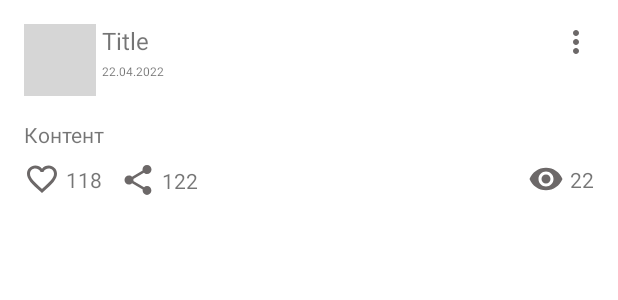
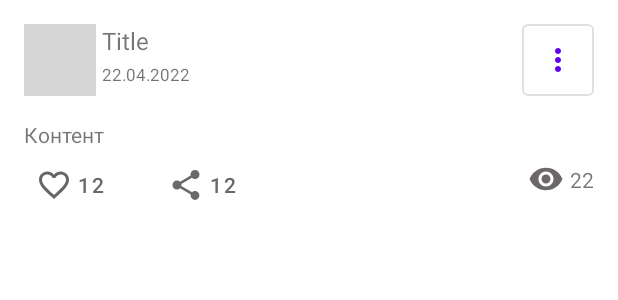
Before and after one commit to gogi1704/NMedia_HomeWorkAndroid, an Android app: the layout list_item_layout.xml on its own in the app's theme, with its tools: preview values and no code run, on a phone screen of 412 x 824 dp. Shown: the top 300 px of the screen. Run offline under Robolectric (Android 15) with nearby library versions, the phone set to English and light mode, and no system bars; grey boxes are pictures that could not be loaded.

Commit message:
Material complete

```diff
--- a/app/build.gradle
+++ b/app/build.gradle
@@ -46,6 +46,7 @@ dependencies {
     implementation("androidx.activity:activity-ktx:$activity_version")
     implementation("androidx.recyclerview:recyclerview:1.2.1")
 
+    implementation 'com.google.android.material:material:1.6.1'
     implementation 'androidx.core:core-ktx:1.8.0'
     implementation 'androidx.appcompat:appcompat:1.4.2'
     implementation 'com.google.android.material:material:1.6.1'
--- a/app/src/main/java/com/example/nmedia/adapter/PostsAdapter.kt
+++ b/app/src/main/java/com/example/nmedia/adapter/PostsAdapter.kt
@@ -46,20 +46,19 @@ class PostsAdapter(
             with(binding) {
                 textTitle.text = post.title
                 textContent.text = post.content
-                textLikesCount.text = post.showCounts(post.likes)
-                textShareCount.text = post.showCounts(post.shares)
+                buttonLike.text = post.showCounts(post.likes)
+                buttonShare.text = post.showCounts(post.shares)
                 textShowsCount.text = post.showCounts(post.shows)
-                if (post.isLiked) imageLike.setImageResource(R.drawable.ic_like_true_24)
-                else imageLike.setImageResource(R.drawable.ic_like_false_24)
+                buttonLike.isChecked = post.isLiked
 
-                imageLike.setOnClickListener {
+                buttonLike.setOnClickListener {
                     listener.like(post)
                 }
 
-                imageShare.setOnClickListener {
+                buttonShare.setOnClickListener {
                     listener.share(post)
                 }
-                imageViewMore.setOnClickListener {
+                buttonMore.setOnClickListener {
                     PopupMenu(it.context, it).apply {
                         inflate(R.menu.post_more)
 
--- /dev/null
+++ b/app/src/main/res/color/like_background_selector.xml
@@ -0,0 +1,6 @@
+<?xml version="1.0" encoding="utf-8"?>
+<selector xmlns:android="http://schemas.android.com/apk/res/android">
+    <item android:color="@color/design_default_color_on_primary" android:state_checked="true"/>
+    <item android:color="@color/design_default_color_on_primary" android:state_checked="false"/>
+
+</selector>
--- /dev/null
+++ b/app/src/main/res/color/like_icon_selector.xml
@@ -0,0 +1,6 @@
+<?xml version="1.0" encoding="utf-8"?>
+<selector xmlns:android="http://schemas.android.com/apk/res/android">
+    <item android:color="@color/red_like" android:state_checked="true"/>
+    <item android:color="?attr/colorControlNormal"/>
+
+</selector>
--- /dev/null
+++ b/app/src/main/res/color/share_icon_selector.xml
@@ -0,0 +1,6 @@
+<?xml version="1.0" encoding="utf-8"?>
+<selector xmlns:android="http://schemas.android.com/apk/res/android">
+<!--<item android:color="@color/default_color" android:state_checked="true"/>-->
+<item android:color="@color/default_color" android:state_checked="false"/>
+
+</selector>
--- /dev/null
+++ b/app/src/main/res/color/text_color_selector.xml
@@ -0,0 +1,6 @@
+<?xml version="1.0" encoding="utf-8"?>
+<selector xmlns:android="http://schemas.android.com/apk/res/android">
+    <item android:color="@color/default_color" android:state_checked="true"/>
+    <item android:color="@color/default_color" android:state_checked="false"/>
+
+</selector>
--- /dev/null
+++ b/app/src/main/res/drawable/ic_like_adaptive.xml
@@ -0,0 +1,6 @@
+<?xml version="1.0" encoding="utf-8"?>
+<selector xmlns:android="http://schemas.android.com/apk/res/android">
+    <item android:drawable="@drawable/ic_like_true_24" android:state_checked="true"/>
+    <item android:drawable="@drawable/ic_like_false_24" android:state_checked="false"/>
+
+</selector>
--- /dev/null
+++ b/app/src/main/res/drawable/ic_share_adaptive.xml
@@ -0,0 +1,5 @@
+<?xml version="1.0" encoding="utf-8"?>
+<selector xmlns:android="http://schemas.android.com/apk/res/android">
+<item android:drawable="@drawable/ic_share_24" android:state_checked="true"/>
+<item android:drawable="@drawable/ic_share_24" android:state_checked="false"/>
+</selector>
--- a/app/src/main/res/layout/list_item_layout.xml
+++ b/app/src/main/res/layout/list_item_layout.xml
@@ -1,9 +1,9 @@
 <?xml version="1.0" encoding="utf-8"?>
 <androidx.constraintlayout.widget.ConstraintLayout xmlns:android="http://schemas.android.com/apk/res/android"
+    xmlns:app="http://schemas.android.com/apk/res-auto"
+    xmlns:tools="http://schemas.android.com/tools"
     android:layout_width="match_parent"
-    android:layout_height="wrap_content"
-    xmlns:app="http://schemas.android.com/apk/res-auto"
-    xmlns:tools="http://schemas.android.com/tools">
+    android:layout_height="wrap_content">
 
     <ImageView
         android:id="@+id/imageView_icon"
@@ -14,7 +14,7 @@
         app:layout_constraintTop_toTopOf="parent"
         app:srcCompat="@drawable/ic_netology_48_foreground"
 
-        />
+        android:contentDescription="@string/avatar" />
 
     <TextView
 
@@ -25,7 +25,7 @@
         android:maxLines="1"
         android:singleLine="true"
         android:textSize="16sp"
-        app:layout_constraintEnd_toStartOf="@+id/imageView_more"
+        app:layout_constraintEnd_toStartOf="@+id/button_more"
         app:layout_constraintHorizontal_bias="0.0"
         app:layout_constraintStart_toEndOf="@+id/imageView_icon"
         app:layout_constraintTop_toTopOf="@+id/imageView_icon"
@@ -37,19 +37,20 @@
         android:layout_height="wrap_content"
         android:layout_marginStart="4dp"
         android:layout_marginTop="4dp"
-        android:textSize="8sp"
+        android:textSize="11sp"
         app:layout_constraintStart_toEndOf="@+id/imageView_icon"
         app:layout_constraintTop_toBottomOf="@+id/text_title"
         tools:text="22.04.2022" />
 
-    <ImageView
-        android:id="@+id/imageView_more"
+    <com.google.android.material.button.MaterialButton
+        android:id="@+id/button_more"
         android:layout_width="wrap_content"
         android:layout_height="wrap_content"
+        app:icon="@drawable/ic_more_24"
         android:layout_margin="16dp"
         app:layout_constraintEnd_toEndOf="parent"
         app:layout_constraintTop_toTopOf="parent"
-        app:srcCompat="@drawable/ic_more_24" />
+        style="@style/Widget.App.Button.OutlinedButton.IconOnly"/>
 
     <TextView
         android:id="@+id/text_content"
@@ -75,44 +76,33 @@
         app:barrierDirection="bottom"
         app:constraint_referenced_ids="text_content" />
 
-    <ImageView
-        android:id="@+id/image_like"
-        android:layout_width="24dp"
-        android:layout_height="24dp"
-        android:layout_marginTop="8dp"
+    <com.google.android.material.button.MaterialButton
+        android:id="@+id/button_like"
+        style="@style/Widget.Material3.Button.Like"
+        android:layout_width="wrap_content"
+        android:layout_height="wrap_content"
+        android:checkable="true"
+        android:gravity="start|center"
+        app:icon="@drawable/ic_like_adaptive"
+        app:layout_constraintBottom_toBottomOf="parent"
         app:layout_constraintStart_toStartOf="@+id/text_content"
         app:layout_constraintTop_toBottomOf="@+id/barrier_content"
-        app:srcCompat="@drawable/ic_like_false_24" />
+        tools:text="12" />
 
-    <TextView
-        android:id="@+id/text_likes_count"
+
+    <com.google.android.material.button.MaterialButton
+        android:id="@+id/button_share"
+        style="@style/Widget.Material3.Button.Share"
         android:layout_width="wrap_content"
         android:layout_height="wrap_content"
-        android:layout_marginStart="4dp"
-        tools:text="118"
-        app:layout_constraintBottom_toBottomOf="@+id/image_like"
-        app:layout_constraintStart_toEndOf="@+id/image_like"
-        app:layout_constraintTop_toTopOf="@+id/image_like" />
+        android:checkable="false"
+        android:gravity="start|center"
+        app:icon="@drawable/ic_share_adaptive"
+        app:layout_constraintBottom_toBottomOf="parent"
+        app:layout_constraintStart_toEndOf="@+id/button_like"
+        app:layout_constraintTop_toBottomOf="@+id/barrier_content"
+        tools:text="12" />
 
-    <ImageView
-        android:id="@+id/image_share"
-        android:layout_width="24dp"
-        android:layout_height="24dp"
-        android:layout_marginStart="12dp"
-        app:layout_constraintBottom_toBottomOf="@+id/text_likes_count"
-        app:layout_constraintStart_toEndOf="@+id/text_likes_count"
-        app:layout_constraintTop_toTopOf="@+id/text_likes_count"
-        app:srcCompat="@drawable/ic_share_24" />
-
-    <TextView
-        android:id="@+id/text_share_count"
-        android:layout_width="wrap_content"
-        android:layout_height="wrap_content"
-        android:layout_marginStart="4dp"
-        tools:text="122"
-        app:layout_constraintBottom_toBottomOf="@+id/image_share"
-        app:layout_constraintStart_toEndOf="@+id/image_share"
-        app:layout_constraintTop_toTopOf="@+id/image_share" />
 
     <ImageView
         android:id="@+id/image_shows"
@@ -120,17 +110,19 @@
         android:layout_height="wrap_content"
         android:layout_marginTop="8dp"
         android:layout_marginEnd="4dp"
+
         app:layout_constraintEnd_toStartOf="@+id/text_shows_count"
         app:layout_constraintTop_toBottomOf="@id/barrier_content"
-        app:srcCompat="@drawable/ic_shows_24" />
+        app:srcCompat="@drawable/ic_shows_24"
+        android:contentDescription="@string/shows_icon" />
 
     <TextView
         android:id="@+id/text_shows_count"
         android:layout_width="wrap_content"
         android:layout_height="wrap_content"
         android:layout_marginTop="8dp"
-        tools:text="22"
         app:layout_constraintBottom_toBottomOf="@+id/image_shows"
-        app:layout_constraintEnd_toEndOf="@id/imageView_more"
-        app:layout_constraintTop_toBottomOf="@id/barrier_content" />
+        app:layout_constraintEnd_toEndOf="@id/button_more"
+        app:layout_constraintTop_toBottomOf="@id/barrier_content"
+        tools:text="22" />
 </androidx.constraintlayout.widget.ConstraintLayout>
--- a/app/src/main/res/values/colors.xml
+++ b/app/src/main/res/values/colors.xml
@@ -7,4 +7,7 @@
     <color name="teal_700">#FF018786</color>
     <color name="black">#FF000000</color>
     <color name="white">#FFFFFFFF</color>
+
+    <color name="red_like">#C10404</color>
+    <color name="default_color">#6C6868</color>
 </resources>
--- a/app/src/main/res/values/strings.xml
+++ b/app/src/main/res/values/strings.xml
@@ -5,4 +5,6 @@
     <string name="post_more_update">Update</string>
     <string name="editText_hint">Create post content</string>
     <string name="edit_massage_Title">Edit massage</string>
+    <string name="avatar">Avatar</string>
+    <string name="shows_icon">Shows_icon</string>
 </resources>
--- /dev/null
+++ b/app/src/main/res/values/styles.xml
@@ -0,0 +1,28 @@
+<?xml version="1.0" encoding="utf-8"?>
+<resources>
+
+    <style name="Widget.Material3.Button.Like" parent="Widget.MaterialComponents.Button.TextButton">
+        <item name="iconTint">@color/like_icon_selector</item>
+        <item name="backgroundTint">@color/like_background_selector</item>
+        <item name="android:textColor">@color/text_color_selector</item>
+
+    </style>
+
+    <style name="Widget.Material3.Button.Share" parent="Widget.MaterialComponents.Button.TextButton">
+        <item name="iconTint">@color/share_icon_selector</item>
+        <item name="backgroundTint">@color/like_background_selector</item>
+        <item name="android:textColor">@color/text_color_selector</item>
+    </style>
+
+    <style name="Widget.App.Button.OutlinedButton.IconOnly" parent="Widget.MaterialComponents.Button.OutlinedButton">
+        <item name="iconPadding">0dp</item>
+        <item name="android:insetTop">0dp</item>
+        <item name="android:insetBottom">0dp</item>
+        <item name="android:paddingLeft">12dp</item>
+        <item name="android:paddingRight">12dp</item>
+        <item name="android:minWidth">48dp</item>
+        <item name="android:minHeight">48dp</item>
+    </style>
+
+
+</resources>
```
